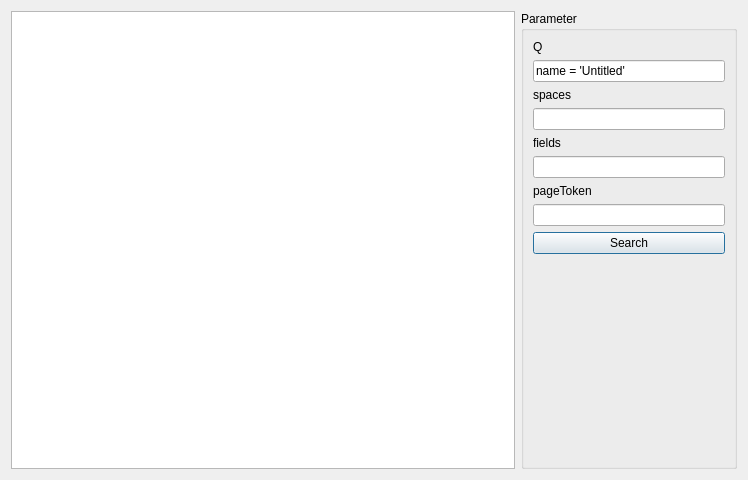
Above: GDriveApp/src/searchdialog.ui from Loukei/portfolio before the change. Below: the same form after it.
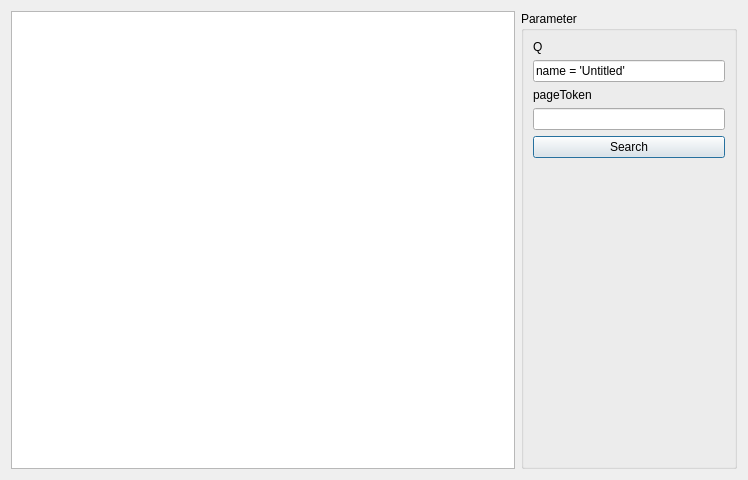
That is the form after the change.

The edit to the form file:
```diff
--- a/GDriveApp/src/searchdialog.ui
+++ b/GDriveApp/src/searchdialog.ui
@@ -46,38 +46,6 @@
         </property>
        </widget>
       </item>
-      <item>
-       <widget class="QLabel" name="label_spaces">
-        <property name="sizePolicy">
-         <sizepolicy hsizetype="Preferred" vsizetype="Preferred">
-          <horstretch>0</horstretch>
-          <verstretch>0</verstretch>
-         </sizepolicy>
-        </property>
-        <property name="text">
-         <string>spaces</string>
-        </property>
-       </widget>
-      </item>
-      <item>
-       <widget class="QLineEdit" name="lineEdit_spaces"/>
-      </item>
-      <item>
-       <widget class="QLabel" name="label_fields">
-        <property name="sizePolicy">
-         <sizepolicy hsizetype="Preferred" vsizetype="Preferred">
-          <horstretch>0</horstretch>
-          <verstretch>0</verstretch>
-         </sizepolicy>
-        </property>
-        <property name="text">
-         <string>fields</string>
-        </property>
-       </widget>
-      </item>
-      <item>
-       <widget class="QLineEdit" name="lineEdit_fields"/>
-      </item>
       <item>
        <widget class="QLabel" name="label_pageToken">
         <property name="sizePolicy">
```
